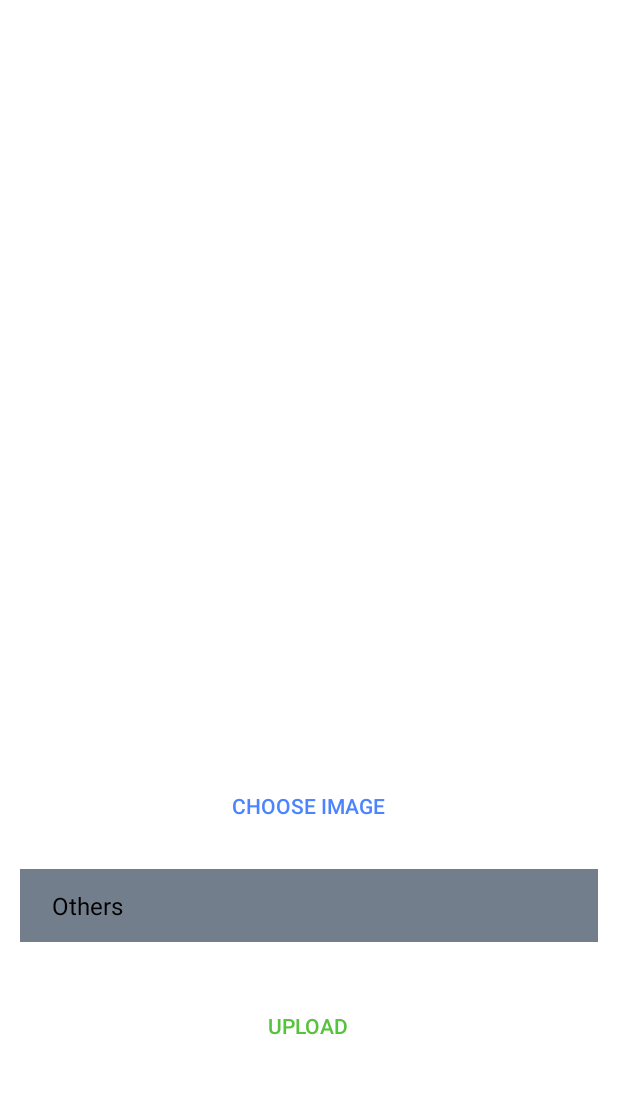
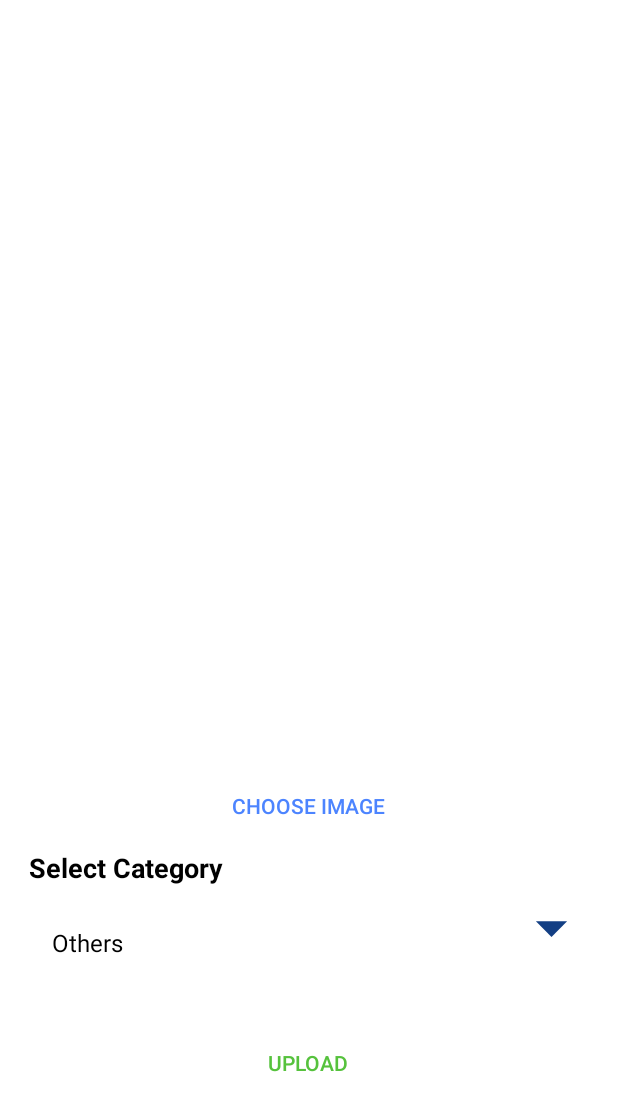
Before and after one commit to pawanabc59/mWallpaper, an Android app: the UploadImageActivity screen opened directly, with no data from a screen before it, on a phone screen of 412 x 824 dp. Shown: the top 1111 px of the screen. Run offline under Robolectric (Android 15) with nearby library versions, the light colour scheme and no system bars; our stand-ins replace Firebase (no records; nobody signed in at launch, a user with empty details on screens opened directly), sdp/ssp sizes; libraries missing offline, so code that uses them is left out: com.theartofdev.edmodo; 2 statements that could not run were skipped.

Commit message:
Minor changes

```diff
--- /dev/null
+++ b/app/src/main/res/drawable/ic_arrow_drop.xml
@@ -0,0 +1,5 @@
+<vector android:height="50dp" android:tint="#133F84"
+    android:viewportHeight="24" android:viewportWidth="24"
+    android:width="50dp" xmlns:android="http://schemas.android.com/apk/res/android">
+    <path android:fillColor="@android:color/white" android:pathData="M7,10l5,5 5,-5z"/>
+</vector>
--- a/app/src/main/res/layout/activity_upload_image.xml
+++ b/app/src/main/res/layout/activity_upload_image.xml
@@ -41,22 +41,51 @@
                 app:strokeColor="@color/colorAccent"
                 app:strokeWidth="2dp" />
 
+            <TextView
+                android:id="@+id/selectTxt"
+                android:layout_width="match_parent"
+                android:layout_height="wrap_content"
+                android:layout_below="@+id/btnChooseImage"
+                android:text="Select Category"
+                android:textStyle="bold"
+                android:textSize="18sp"
+                android:textColor="?attr/textcolor"
+                android:layout_marginStart="@dimen/_15sdp"
+                />
+
+            <FrameLayout
+                android:id="@+id/spinnerFrameLayout"
+                android:layout_width="match_parent"
+                android:layout_height="wrap_content"
+                android:layout_below="@+id/selectTxt">
             <Spinner
                 android:id="@+id/categorySpinner"
                 android:layout_width="match_parent"
                 android:layout_height="wrap_content"
-                android:layout_below="@+id/btnChooseImage"
                 android:layout_margin="@dimen/_10sdp"
                 android:background="?attr/cardbackground"
-                android:backgroundTint="#737e8c"
+                android:backgroundTint="#ffffff"
                 android:padding="@dimen/_10sdp"
                 android:pointerIcon="arrow"
-                android:spinnerMode="dropdown"></Spinner>
+                android:spinnerMode="dropdown">
+            </Spinner>
+
+                <ImageView
+                    android:layout_width="wrap_content"
+                    android:layout_height="wrap_content"
+                    android:src="@drawable/ic_arrow_drop"
+                    android:layout_gravity="right"
+                    android:layout_marginEnd="@dimen/_15sdp"
+                    android:foregroundGravity="center"
+                    android:layout_marginTop="@dimen/_2sdp"
+                    />
+
+            </FrameLayout>
 
             <FrameLayout
                 android:layout_width="match_parent"
                 android:layout_height="wrap_content"
-                android:layout_below="@+id/categorySpinner">
+                android:layout_below="@+id/spinnerFrameLayout">
 
                 <com.google.android.material.button.MaterialButton
                     android:id="@+id/btnUploadImage"
```
